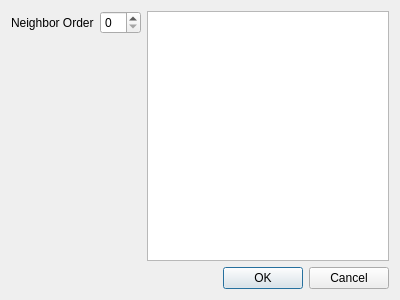
First picture: the form in cc3d/twedit5/Plugins/CC3DGUIDesign/ModelTools/Contact/contactdlg.ui, repository CompuCell3D/cc3d-twedit5, before the edit.
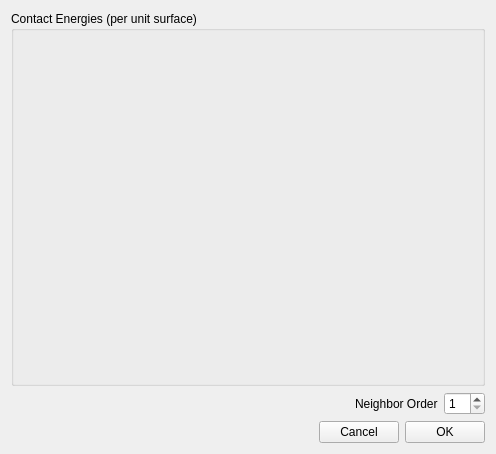
Second picture: the form after the edit.

Commit message: Added updated ContactTool and dialog . Implemented updating of contact energy matrix if cell type definitions change

The edit to the form file:
```diff
--- a/cc3d/twedit5/Plugins/CC3DGUIDesign/ModelTools/Contact/contactdlg.ui
+++ b/cc3d/twedit5/Plugins/CC3DGUIDesign/ModelTools/Contact/contactdlg.ui
@@ -9,45 +9,89 @@
    <rect>
     <x>0</x>
     <y>0</y>
-    <width>400</width>
-    <height>300</height>
+    <width>496</width>
+    <height>454</height>
    </rect>
   </property>
   <property name="windowTitle">
    <string>Contact Plugin: Please define adhesion coefficients</string>
   </property>
-  <layout class="QGridLayout" name="gridLayout_2">
-   <item row="0" column="0">
+  <layout class="QVBoxLayout" name="verticalLayout_2">
+   <item>
+    <widget class="QGroupBox" name="energy_GB">
+     <property name="minimumSize">
+      <size>
+       <width>0</width>
+       <height>300</height>
+      </size>
+     </property>
+     <property name="title">
+      <string>Contact Energies (per unit surface)</string>
+     </property>
+     <layout class="QVBoxLayout" name="verticalLayout"/>
+    </widget>
+   </item>
+   <item>
     <layout class="QHBoxLayout" name="horizontalLayout">
      <item>
-      <layout class="QVBoxLayout" name="verticalLayout">
+      <spacer name="horizontalSpacer">
+       <property name="orientation">
+        <enum>Qt::Horizontal</enum>
+       </property>
+       <property name="sizeHint" stdset="0">
+        <size>
+         <width>40</width>
+         <height>20</height>
+        </size>
+       </property>
+      </spacer>
+     </item>
        <item>
-        <layout class="QFormLayout" name="formLayout">
-         <item row="0" column="0">
           <widget class="QLabel" name="label">
            <property name="text">
             <string>Neighbor Order</string>
            </property>
           </widget>
          </item>
-         <item row="0" column="1">
-          <widget class="QSpinBox" name="spinBox"/>
+     <item>
+      <widget class="QSpinBox" name="spinBox">
+       <property name="minimum">
+        <number>1</number>
+       </property>
+      </widget>
          </item>
         </layout>
        </item>
-      </layout>
+   <item>
+    <layout class="QHBoxLayout" name="horizontalLayout_2">
+     <item>
+      <spacer name="horizontalSpacer_2">
+       <property name="orientation">
+        <enum>Qt::Horizontal</enum>
+       </property>
+       <property name="sizeHint" stdset="0">
+        <size>
+         <width>40</width>
+         <height>20</height>
+        </size>
+       </property>
+      </spacer>
      </item>
      <item>
-      <widget class="QTableWidget" name="tableWidget"/>
+      <widget class="QPushButton" name="cancel_PB">
+       <property name="text">
+        <string>Cancel</string>
+       </property>
+      </widget>
      </item>
-    </layout>
-   </item>
-   <item row="1" column="0">
-    <widget class="QDialogButtonBox" name="buttonBox">
-     <property name="standardButtons">
-      <set>QDialogButtonBox::Cancel|QDialogButtonBox::Ok</set>
-     </property>
-    </widget>
+     <item>
+      <widget class="QPushButton" name="ok_PB">
+       <property name="text">
+        <string>OK</string>
+       </property>
+      </widget>
+     </item>
+    </layout>
    </item>
   </layout>
  </widget>
```
Lines whose indentation alone changed are shown as unchanged. The commit also changes 4 other files.
